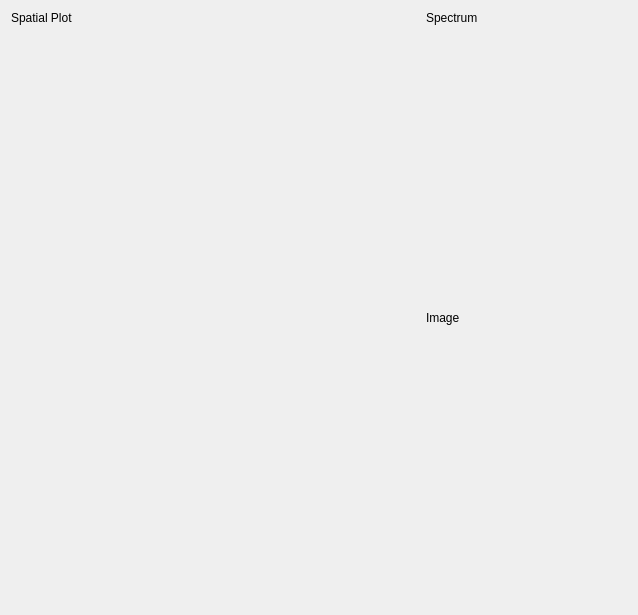
GuLinux/PySpectrum, file ui/import_image.ui: the form before one commit.
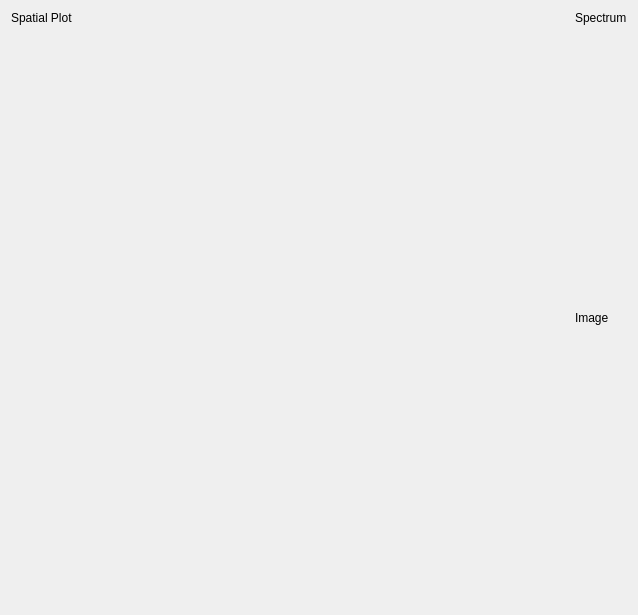
The form after the commit.

Diff of the .ui file:
```diff
--- a/ui/import_image.ui
+++ b/ui/import_image.ui
@@ -80,8 +80,8 @@
    <item row="1" column="0" colspan="2">
     <widget class="QWidget" name="spatial_plot_widget" native="true">
      <property name="sizePolicy">
-      <sizepolicy hsizetype="Preferred" vsizetype="Expanding">
-       <horstretch>0</horstretch>
+      <sizepolicy hsizetype="Expanding" vsizetype="Expanding">
+       <horstretch>1</horstretch>
        <verstretch>0</verstretch>
       </sizepolicy>
      </property>
```
